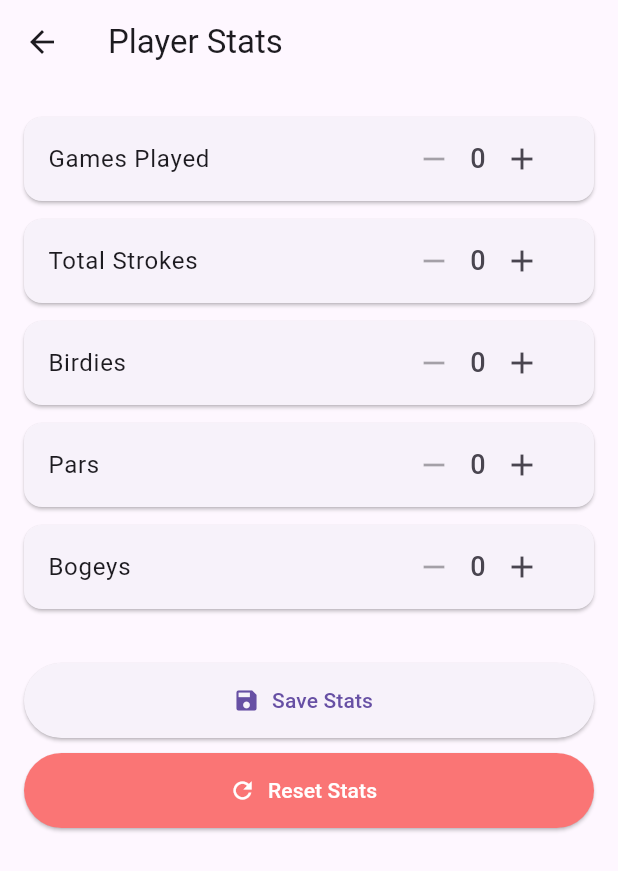
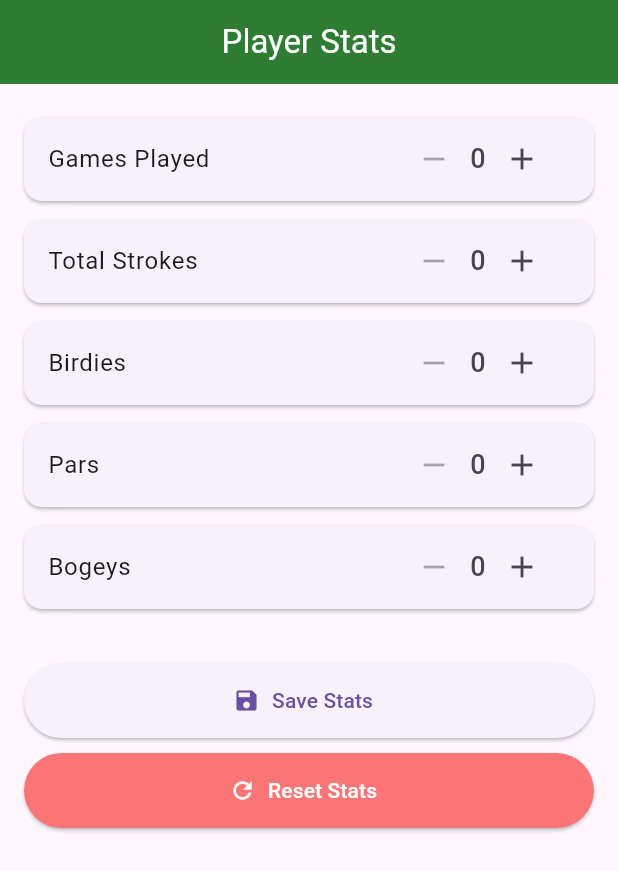
Before and after one commit to josephaycock/golf_app, a Flutter app: the StatsPage screen opened directly, after a tap on the "add" icon, after a tap on the "remove" icon, on a phone screen of 412 x 824 dp. Shown: the top 871 px of the screen. Run offline on Flutter 3.47's test engine with Material 3 defaults, Android fonts, the phone set to English and light mode, and no system bars; our stand-ins replace cloud_firestore, firebase_auth, firebase_core, flutter_map, geolocator, latlong2 and 1 more; accounts and stored records are empty.

Commit message:
editing appbar on all pages

```diff
--- a/lib/frontend/screens/stats.dart
+++ b/lib/frontend/screens/stats.dart
@@ -116,7 +116,14 @@ class _StatsPageState extends State<StatsPage> {
     return WillPopScope(
       onWillPop: _confirmDiscardChanges,
       child: Scaffold(
-        appBar: AppBar(title: const Text('Player Stats')),
+        appBar: AppBar(title: const Text('Player Stats',
+            style: TextStyle(
+              color: Colors.white,
+            )),
+          centerTitle: true,
+          backgroundColor: Colors.green[800],
+          automaticallyImplyLeading: false,
+        ),
         body: _isLoading
             ? const Center(child: CircularProgressIndicator())
             : Padding(
```
Also changed, not shown: lib/frontend/screens/help.dart (+6 -1 lines), lib/frontend/screens/scoreboard.dart (+7 -1 lines), lib/frontend/screens/viewGolfCourses.dart (+8 -1 lines), pubspec.lock.
